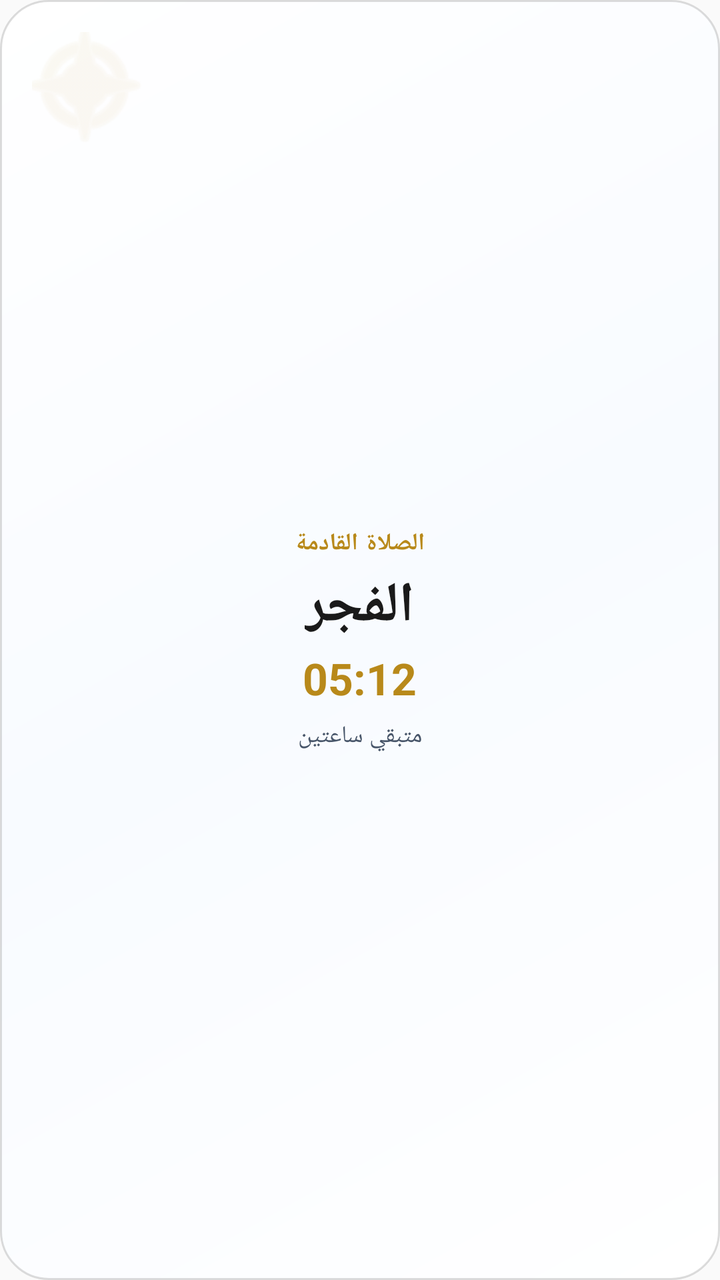
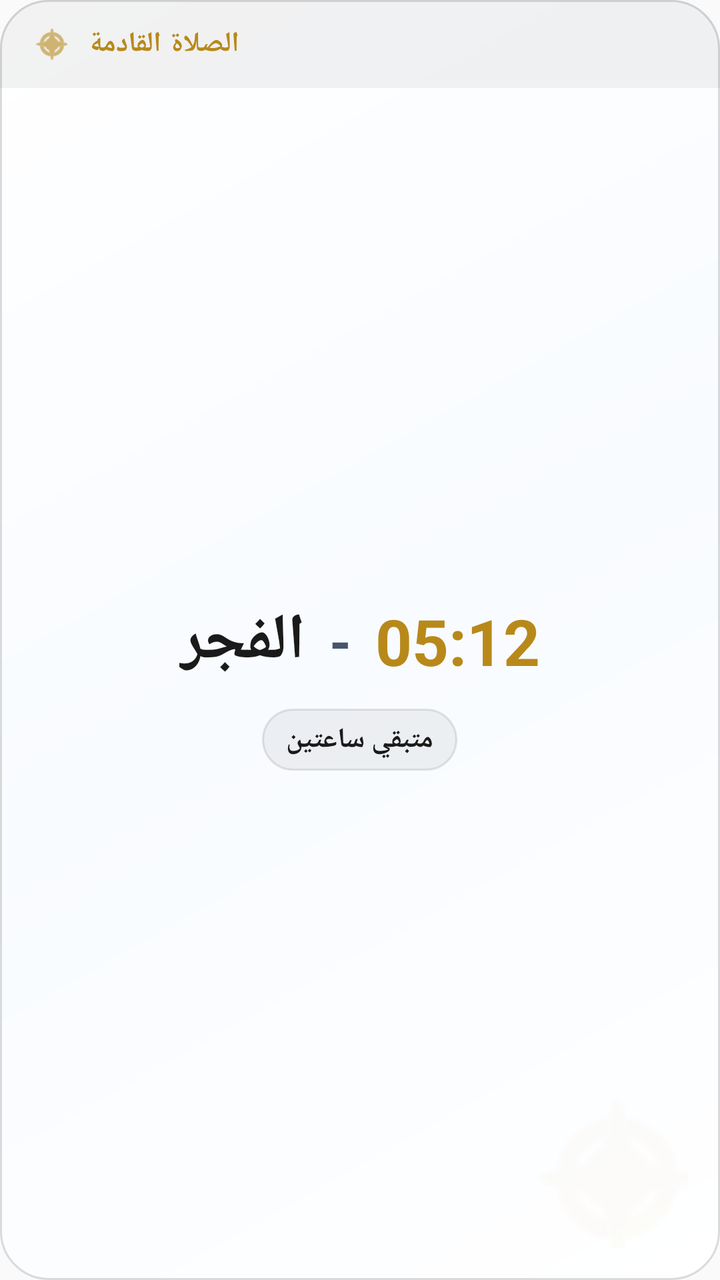

Compare the two renders of this Android layout. The source of the first and the diff that turns it into the second are given below.
<!-- AndroidManifest.xml: application theme AppTheme -->
<!-- res/layout/widget_next_prayer.xml -->
<?xml version="1.0" encoding="utf-8"?>
<RelativeLayout xmlns:android="http://schemas.android.com/apk/res/android"
    android:id="@+id/widget_layout_root"
    android:layout_width="match_parent"
    android:layout_height="match_parent"
    android:background="@drawable/widget_background_premium"
    android:padding="16dp">

    
    <ImageView
        android:id="@+id/widget_ic_bg"
        android:layout_width="72dp"
        android:layout_height="72dp"
        android:layout_alignParentStart="true"
        android:layout_alignParentTop="true"
        android:layout_marginTop="-10dp"
        android:layout_marginStart="-10dp"
        android:alpha="0.1"
        android:src="@android:drawable/ic_menu_compass"
        android:tint="@color/widget_text_accent" />

    <LinearLayout
        android:layout_width="match_parent"
        android:layout_height="match_parent"
        android:orientation="vertical"
        android:gravity="center"
        android:layout_centerInParent="true">

        <TextView
            android:id="@+id/widget_title"
            android:layout_width="wrap_content"
            android:layout_height="wrap_content"
            android:text="الصلاة القادمة"
            android:textColor="@color/widget_text_accent"
            android:textSize="12sp"
            android:textStyle="bold"
            android:letterSpacing="0.05"
            android:layout_marginBottom="4dp" />

        <TextView
            android:id="@+id/prayer_name"
            android:layout_width="wrap_content"
            android:layout_height="wrap_content"
            android:text="الفجر"
            android:textColor="@color/widget_text_primary"
            android:textSize="28sp"
            android:textStyle="bold"
            android:layout_marginBottom="2dp" />

        <TextView
            android:id="@+id/prayer_time"
            android:layout_width="wrap_content"
            android:layout_height="wrap_content"
            android:text="05:12"
            android:textColor="@color/widget_text_accent"
            android:textSize="22sp"
            android:textStyle="bold" />

        <TextView
            android:id="@+id/time_remaining"
            android:layout_width="wrap_content"
            android:layout_height="wrap_content"
            android:text="متبقي ساعتين"
            android:textColor="@color/widget_text_secondary"
            android:textSize="12sp"
            android:layout_marginTop="6dp" />

    </LinearLayout>

</RelativeLayout>
<!-- resources referenced by this layout -->
<resources>
  <color name="widget_text_accent">#B8891A</color>
  <color name="widget_text_primary">#1A1A1A</color>
  <color name="widget_text_secondary">#475569</color>
  <!-- drawable widget_background_premium (drawable) -->
  <?xml version="1.0" encoding="utf-8"?>
  <shape xmlns:android="http://schemas.android.com/apk/res/android">
      <gradient
          android:angle="135"
          android:startColor="@color/widget_bg_start"
          android:centerColor="@color/widget_bg_center"
          android:endColor="@color/widget_bg_end"
          android:type="linear" />
      <corners android:radius="24dp" />
      <stroke
          android:width="1dp"
          android:color="@color/widget_border" /> 
  </shape>
  <style name="AppTheme" parent="Theme.AppCompat.Light.DarkActionBar">
          
          <item name="colorPrimary">@color/colorPrimary</item>
          <item name="colorPrimaryDark">@color/colorPrimaryDark</item>
          <item name="colorAccent">@color/colorAccent</item>
      </style>
  <color name="widget_bg_start">#FFFFFF</color>
  <color name="widget_bg_center">#F8FBFF</color>
  <color name="widget_bg_end">#FFFFFF</color>
  <color name="widget_border">#22000000</color>
  <color name="colorPrimary">#0B1528</color>
  <color name="colorPrimaryDark">#080F1E</color>
  <color name="colorAccent">#D4A520</color>
</resources>

<!-- the commit's change to res/layout/widget_next_prayer.xml (unified diff, before → after) -->
@@ -1,70 +1,119 @@
 <?xml version="1.0" encoding="utf-8"?>
-<RelativeLayout xmlns:android="http://schemas.android.com/apk/res/android"
+<LinearLayout xmlns:android="http://schemas.android.com/apk/res/android"
     android:id="@+id/widget_layout_root"
     android:layout_width="match_parent"
     android:layout_height="match_parent"
     android:background="@drawable/widget_background_premium"
-    android:padding="16dp">
+    android:orientation="vertical">
 
     
-    <ImageView
-        android:id="@+id/widget_ic_bg"
-        android:layout_width="72dp"
-        android:layout_height="72dp"
-        android:layout_alignParentStart="true"
-        android:layout_alignParentTop="true"
-        android:layout_marginTop="-10dp"
-        android:layout_marginStart="-10dp"
-        android:alpha="0.1"
-        android:src="@android:drawable/ic_menu_compass"
-        android:tint="@color/widget_text_accent" />
+    <RelativeLayout
+        android:layout_width="match_parent"
+        android:layout_height="wrap_content"
+        android:background="@drawable/widget_header_bg"
+        android:paddingStart="16dp"
+        android:paddingEnd="16dp"
+        android:paddingTop="12dp"
+        android:paddingBottom="12dp">
 
-    <LinearLayout
-        android:layout_width="match_parent"
-        android:layout_height="match_parent"
-        android:orientation="vertical"
-        android:gravity="center"
-        android:layout_centerInParent="true">
+        <ImageView
+            android:id="@+id/widget_header_icon"
+            android:layout_width="20dp"
+            android:layout_height="20dp"
+            android:layout_alignParentStart="true"
+            android:layout_centerVertical="true"
+            android:src="@android:drawable/ic_menu_compass"
+            android:tint="@color/widget_text_accent" />
 
         <TextView
             android:id="@+id/widget_title"
             android:layout_width="wrap_content"
             android:layout_height="wrap_content"
+            android:layout_centerVertical="true"
+            android:layout_marginStart="8dp"
+            android:layout_toEndOf="@id/widget_header_icon"
+            android:letterSpacing="0.05"
             android:text="الصلاة القادمة"
             android:textColor="@color/widget_text_accent"
-            android:textSize="12sp"
-            android:textStyle="bold"
-            android:letterSpacing="0.05"
-            android:layout_marginBottom="4dp" />
+            android:textSize="14sp"
+            android:textStyle="bold" />
+    </RelativeLayout>
 
-        <TextView
-            android:id="@+id/prayer_name"
-            android:layout_width="wrap_content"
-            android:layout_height="wrap_content"
-            android:text="الفجر"
-            android:textColor="@color/widget_text_primary"
-            android:textSize="28sp"
-            android:textStyle="bold"
-            android:layout_marginBottom="2dp" />
+    
+    <RelativeLayout
+        android:layout_width="match_parent"
+        android:layout_height="match_parent"
+        android:padding="16dp">
 
-        <TextView
-            android:id="@+id/prayer_time"
-            android:layout_width="wrap_content"
-            android:layout_height="wrap_content"
-            android:text="05:12"
-            android:textColor="@color/widget_text_accent"
-            android:textSize="22sp"
-            android:textStyle="bold" />
+        
+        <ImageView
+            android:id="@+id/widget_ic_bg"
+            android:layout_width="100dp"
+            android:layout_height="100dp"
+            android:layout_alignParentEnd="true"
+            android:layout_alignParentBottom="true"
+            android:layout_marginEnd="-15dp"
+            android:layout_marginBottom="-15dp"
+            android:alpha="0.05"
+            android:src="@android:drawable/ic_menu_compass"
+            android:tint="@color/widget_text_accent" />
 
-        <TextView
-            android:id="@+id/time_remaining"
-            android:layout_width="wrap_content"
-            android:layout_height="wrap_content"
-            android:text="متبقي ساعتين"
-            android:textColor="@color/widget_text_secondary"
-            android:textSize="12sp"
-            android:layout_marginTop="6dp" />
+        <LinearLayout
+            android:layout_width="match_parent"
+            android:layout_height="match_parent"
+            android:gravity="center"
+            android:orientation="vertical">
 
-    </LinearLayout>
+            <LinearLayout
+                android:layout_width="wrap_content"
+                android:layout_height="wrap_content"
+                android:gravity="center_vertical"
+                android:orientation="horizontal">
 
-</RelativeLayout>
+                <TextView
+                    android:id="@+id/prayer_name"
+                    android:layout_width="wrap_content"
+                    android:layout_height="wrap_content"
+                    android:text="الفجر"
+                    android:textColor="@color/widget_text_primary"
+                    android:textSize="32sp"
+                    android:textStyle="bold" />
+
+                <TextView
+                    android:layout_width="wrap_content"
+                    android:layout_height="wrap_content"
+                    android:layout_marginStart="12dp"
+                    android:layout_marginEnd="12dp"
+                    android:text="-"
+                    android:textColor="@color/widget_text_secondary"
+                    android:textSize="28sp"
+                    android:textStyle="bold" />
+
+                <TextView
+                    android:id="@+id/prayer_time"
+                    android:layout_width="wrap_content"
+                    android:layout_height="wrap_content"
+                    android:text="05:12"
+                    android:textColor="@color/widget_text_accent"
+                    android:textSize="32sp"
+                    android:textStyle="bold" />
+            </LinearLayout>
+
+            <TextView
+                android:id="@+id/time_remaining"
+                android:layout_width="wrap_content"
+                android:layout_height="wrap_content"
+                android:layout_marginTop="12dp"
+                android:background="@drawable/widget_badge_bg"
+                android:paddingStart="12dp"
+                android:paddingTop="6dp"
+                android:paddingEnd="12dp"
+                android:paddingBottom="6dp"
+                android:text="متبقي ساعتين"
+                android:textColor="@color/widget_text_primary"
+                android:textSize="14sp"
+                android:textStyle="bold" />
+
+        </LinearLayout>
+    </RelativeLayout>
+</LinearLayout>
<!-- resource entries referenced after the edit -->
@@ -17,6 +17,19 @@
           android:width="1dp"
           android:color="@color/widget_border" /> 
   </shape>
+  <!-- drawable widget_badge_bg (drawable) -->
+  <?xml version="1.0" encoding="utf-8"?>
+  <shape xmlns:android="http://schemas.android.com/apk/res/android">
+      <solid android:color="@color/widget_header_bg" />
+      <corners android:radius="16dp" />
+      <stroke android:width="1dp" android:color="@color/widget_divider" />
+  </shape>
+  <!-- drawable widget_header_bg (drawable) -->
+  <?xml version="1.0" encoding="utf-8"?>
+  <shape xmlns:android="http://schemas.android.com/apk/res/android">
+      <solid android:color="@color/widget_header_bg" />
+      <corners android:topLeftRadius="24dp" android:topRightRadius="24dp" />
+  </shape>
   <style name="AppTheme" parent="Theme.AppCompat.Light.DarkActionBar">
           
           <item name="colorPrimary">@color/colorPrimary</item>
@@ -27,6 +40,8 @@
   <color name="widget_bg_center">#F8FBFF</color>
   <color name="widget_bg_end">#FFFFFF</color>
   <color name="widget_border">#22000000</color>
+  <color name="widget_header_bg">#0D000000</color>
+  <color name="widget_divider">#1A000000</color>
   <color name="colorPrimary">#0B1528</color>
   <color name="colorPrimaryDark">#080F1E</color>
   <color name="colorAccent">#D4A520</color>
